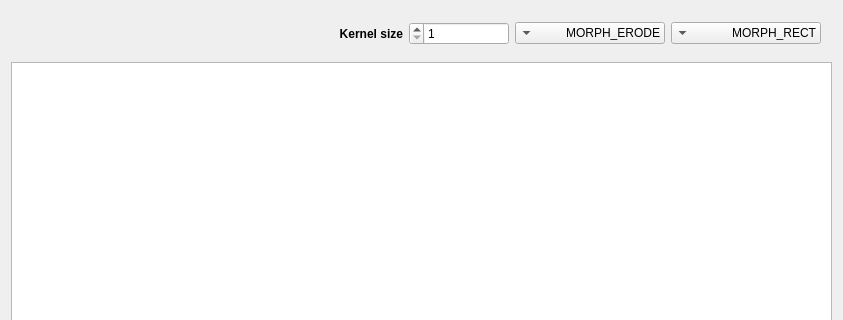
Above: OpenCVShop/CVActionMorphologyView.ui from hrachyahakobyan/OpenCVShop before the change; both pictures show x 0 to 843 and y 0 to 320 of the 843 by 723 pixel window. Below: the same form after it.
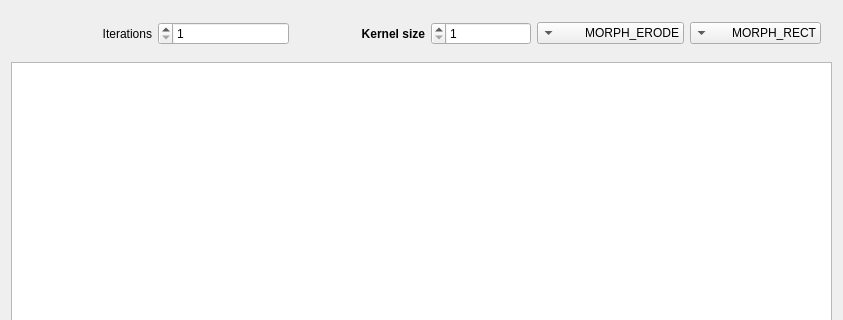
That is the form after the change. Custom widgets are drawn as their Qt base class.

Commit message: Added rotate action

Patch:
```diff
--- a/OpenCVShop/CVActionMorphologyView.ui
+++ b/OpenCVShop/CVActionMorphologyView.ui
@@ -140,6 +140,26 @@
         </property>
        </widget>
       </item>
+      <item>
+       <widget class="QSpinBox" name="iterationsSpinBox">
+        <property name="minimum">
+         <number>1</number>
+        </property>
+        <property name="maximum">
+         <number>100</number>
+        </property>
+       </widget>
+      </item>
+      <item>
+       <widget class="QLabel" name="label_2">
+        <property name="text">
+         <string>Iterations</string>
+        </property>
+        <property name="alignment">
+         <set>Qt::AlignRight|Qt::AlignTrailing|Qt::AlignVCenter</set>
+        </property>
+       </widget>
+      </item>
      </layout>
     </widget>
    </item>
```
The commit also changes 83 other files.
